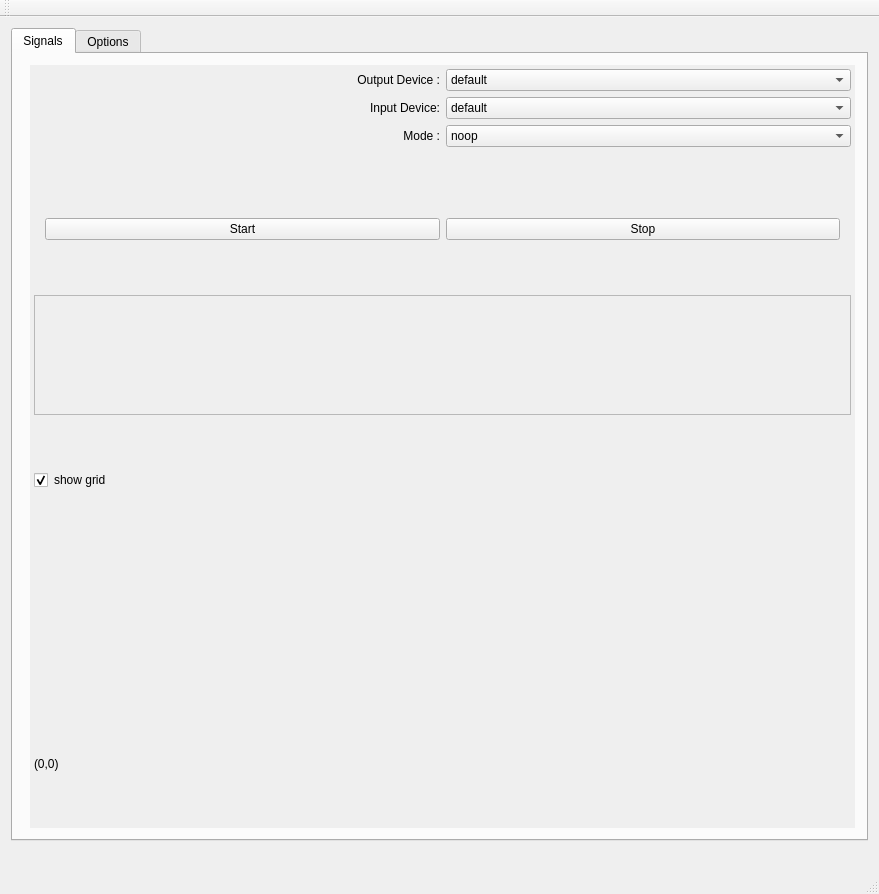
Old version of the form src/gui/MainWindow.ui in the repository gavv/signal-estimator.
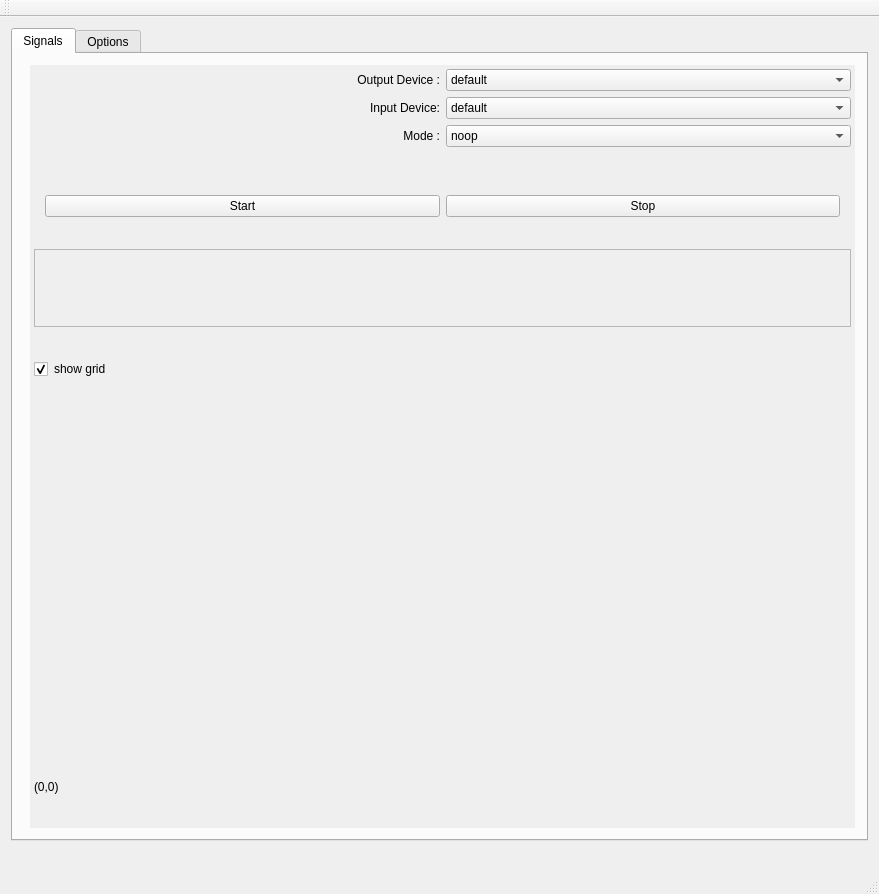
New version of the form. Custom widgets are drawn as their Qt base class.

Commit message: Update plot min size

The edit to the form file:
```diff
--- a/src/gui/MainWindow.ui
+++ b/src/gui/MainWindow.ui
@@ -50,8 +50,8 @@
             <rect>
              <x>0</x>
              <y>0</y>
-             <width>827</width>
-             <height>784</height>
+             <width>845</width>
+             <height>757</height>
             </rect>
            </property>
            <layout class="QVBoxLayout" name="verticalLayout">
@@ -336,6 +336,12 @@
             </item>
             <item>
              <widget class="QwtPlot" name="OutputSig">
+              <property name="minimumSize">
+               <size>
+                <width>0</width>
+                <height>300</height>
+               </size>
+              </property>
               <property name="autoReplot">
                <bool>false</bool>
               </property>
```
